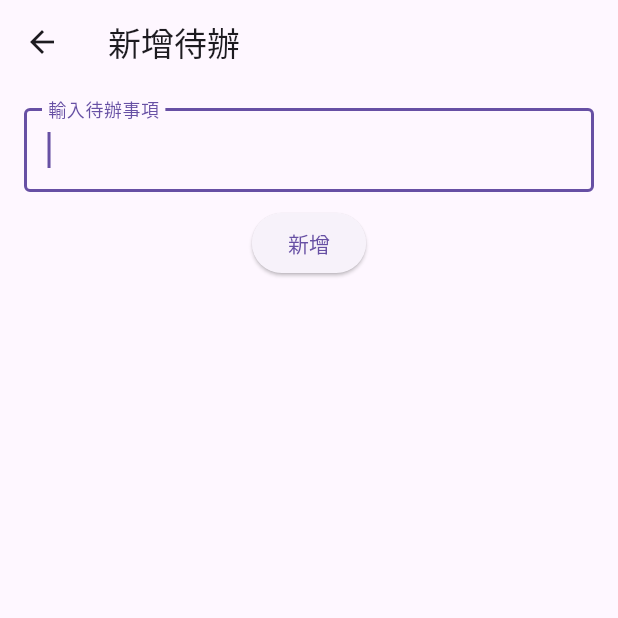
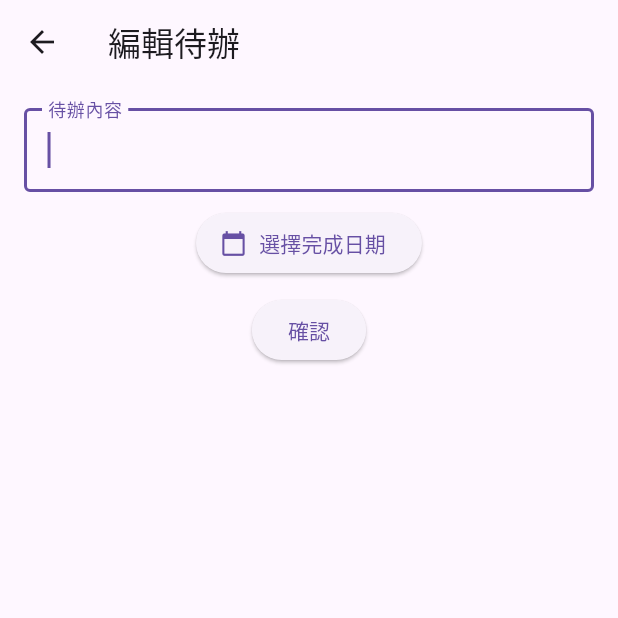
Before and after one commit to Huaaa817/Study-Mate-APP, a Flutter app: the TodoPage screen opened by its route, after a tap on the "add" icon, on a phone screen of 412 x 824 dp, the top half of it. Run offline on Flutter 3.47's test engine with Material 3 defaults, Android fonts, the light colour scheme and no system bars; our stand-ins replace cloud_firestore, cloud_functions, firebase_auth, firebase_core, firebase_storage, flutter_svg and 2 more; accounts and stored records are empty; network calls fail; project files that could hold a hidden picture were left out.

Commit message:
finish todo firebase

```diff
--- a/lib/widgets/todo_rewards_page.dart
+++ b/lib/widgets/todo_rewards_page.dart
@@ -7,9 +7,7 @@ class TodoRewardsPage extends StatelessWidget {
   Widget build(BuildContext context) {
     return Scaffold(
       appBar: AppBar(title: const Text('獎勵領取')),
-      body: const Center(
-        child: Text('恭喜完成任務！這是你的獎勵 🎉'),
-      ),
+      body: const Center(child: Text('恭喜完成任務！這是你的獎勵 ')),
     );
   }
 }
--- a/lib/widgets/todo_set_page.dart
+++ b/lib/widgets/todo_set_page.dart
@@ -1,29 +1,63 @@
 import 'package:flutter/material.dart';
+import 'package:intl/intl.dart';
 
 class TodoSetPage extends StatefulWidget {
-  final Function(String) onAdd;
+  final Function(String, DateTime?) onAdd;
+  final String? initialTitle;
+  final DateTime? initialDueDate;
 
-  const TodoSetPage({super.key, required this.onAdd});
+  const TodoSetPage({
+    super.key,
+    required this.onAdd,
+    this.initialTitle,
+    this.initialDueDate,
+  });
 
   @override
   State<TodoSetPage> createState() => _TodoSetPageState();
 }
 
 class _TodoSetPageState extends State<TodoSetPage> {
-  final TextEditingController _controller = TextEditingController();
+  late TextEditingController _controller;
+  DateTime? _selectedDate;
+
+  @override
+  void initState() {
+    super.initState();
+    _controller = TextEditingController(text: widget.initialTitle ?? '');
+    _selectedDate = widget.initialDueDate;
+  }
 
   void _handleAdd() {
     final text = _controller.text.trim();
     if (text.isNotEmpty) {
-      widget.onAdd(text);
-      Navigator.pop(context); // 返回前頁
+      widget.onAdd(text, _selectedDate);
+      Navigator.pop(context);
+    }
+  }
+
+  void _pickDate() async {
+    final now = DateTime.now();
+    final picked = await showDatePicker(
+      context: context,
+      initialDate: _selectedDate ?? now,
+      firstDate: now,
+      lastDate: DateTime(now.year + 5),
+    );
+    if (picked != null) {
+      setState(() => _selectedDate = picked);
     }
   }
 
   @override
   Widget build(BuildContext context) {
+    final dateText =
+        _selectedDate != null
+            ? '截止：${DateFormat('yyyy/MM/dd').format(_selectedDate!)}'
+            : '選擇完成日期';
+
     return Scaffold(
-      appBar: AppBar(title: const Text('新增待辦')),
+      appBar: AppBar(title: const Text('編輯待辦')),
       body: Padding(
         padding: const EdgeInsets.all(16.0),
         child: Column(
@@ -32,13 +66,19 @@ class _TodoSetPageState extends State<TodoSetPage> {
               controller: _controller,
               autofocus: true,
               decoration: const InputDecoration(
-                labelText: '輸入待辦事項',
+                labelText: '待辦內容',
                 border: OutlineInputBorder(),
               ),
               onSubmitted: (_) => _handleAdd(),
             ),
             const SizedBox(height: 10),
-            ElevatedButton(onPressed: _handleAdd, child: const Text('新增')),
+            ElevatedButton.icon(
+              onPressed: _pickDate,
+              icon: const Icon(Icons.calendar_today),
+              label: Text(dateText),
+            ),
+            const SizedBox(height: 10),
+            ElevatedButton(onPressed: _handleAdd, child: const Text('確認')),
           ],
         ),
       ),
```
Also changed, not shown: lib/main.dart (+5 -12 lines), lib/repositories/todo_list_repo.dart (+38 -10 lines), lib/view_models/todo_list_vm.dart (+15 -2 lines), lib/widgets/todo_page.dart (+46 -34 lines), lib/widgets/todo_tile.dart (+31 -3 lines).
